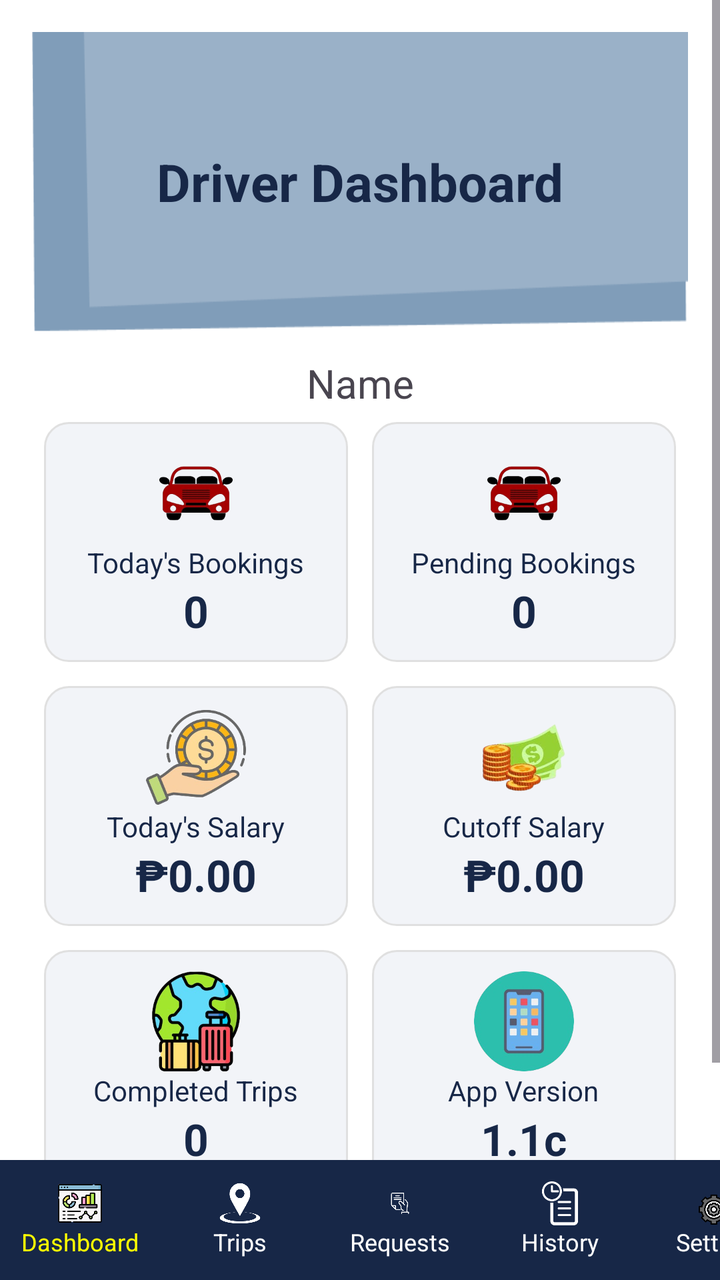
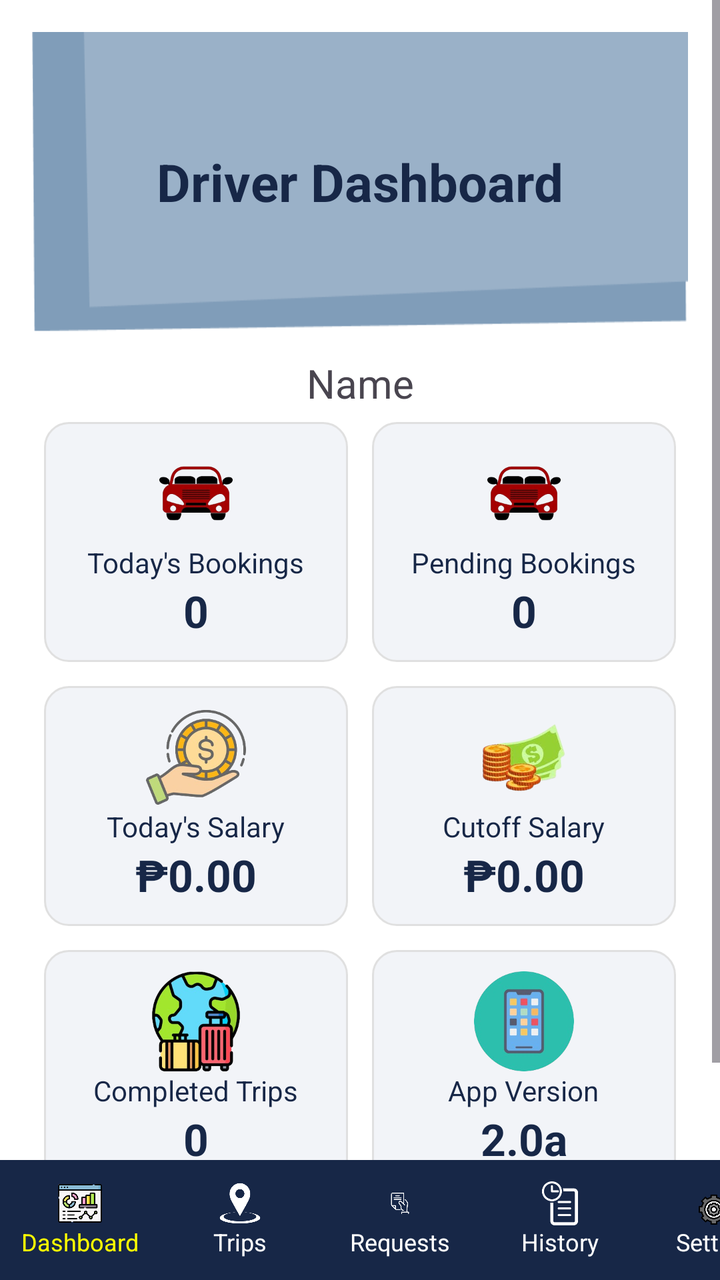

Before-and-after screenshots of an Android layout around one commit, followed by the original layout XML and the change that was made.
<!-- AndroidManifest.xml: application theme Theme.OLStar -->
<!-- res/layout/activity_dashboard.xml -->
<?xml version="1.0" encoding="utf-8"?>
<LinearLayout xmlns:android="http://schemas.android.com/apk/res/android"
    xmlns:tools="http://schemas.android.com/tools"
    xmlns:app="http://schemas.android.com/apk/res-auto"
    android:id="@+id/main"
    android:layout_width="match_parent"
    android:layout_height="match_parent"
    tools:context=".drivers.DashboardActivity"
    android:orientation="vertical"
    android:fitsSystemWindows="true"
    android:background="#FFFFFF">

    

    <ScrollView
        android:layout_width="match_parent"
        android:layout_height="0dp"
        android:layout_weight="1">

        <LinearLayout
            android:layout_width="match_parent"
            android:layout_height="wrap_content"
            android:orientation="vertical"
            android:padding="16dp">

            
            <FrameLayout
                android:layout_width="match_parent"
                android:layout_height="150dp"
                android:layout_marginBottom="12dp">

                <ImageView
                    android:layout_width="match_parent"
                    android:layout_height="match_parent"
                    android:src="@drawable/background_event"
                    android:scaleType="fitXY"/>

                <TextView
                    android:layout_gravity="center"
                    android:text="Driver Dashboard"
                    android:textSize="26sp"
                    android:textStyle="bold"
                    android:textColor="#172747"
                    android:layout_height="wrap_content"
                    android:layout_width="wrap_content"/>
            </FrameLayout>

            <TextView
                android:id="@+id/tvName"
                android:layout_width="match_parent"
                android:layout_height="wrap_content"
                android:text="Name"
                android:textAlignment="center"
                android:textSize="20dp" />

            
            <GridLayout
                android:layout_width="match_parent"
                android:layout_height="wrap_content"
                android:columnCount="2"
                android:layout_marginBottom="16dp">

                
                <LinearLayout
                    android:id="@+id/llTodaysBookings"
                    android:layout_width="0dp"
                    android:layout_height="120dp"
                    android:layout_columnWeight="1"
                    android:layout_margin="6dp"
                    android:background="@drawable/dashboard_card_bg"
                    android:gravity="center"
                    android:orientation="vertical">

                    <ImageView
                        android:layout_width="50dp"
                        android:layout_height="50dp"
                        android:src="@drawable/ic_car_icon"/>

                    <TextView
                        android:text="Today's Bookings"
                        android:textSize="14sp"
                        android:layout_height="wrap_content"
                        android:layout_width="wrap_content"
                        android:textColor="#172747"/>

                    <TextView
                        android:id="@+id/tvTotalBookings"
                        android:text="0"
                        android:textStyle="bold"
                        android:textSize="22sp"
                        android:layout_height="wrap_content"
                        android:layout_width="wrap_content"
                        android:textColor="#172747"/>
                </LinearLayout>

                
                <LinearLayout
                    android:layout_width="0dp"
                    android:layout_height="120dp"
                    android:layout_columnWeight="1"
                    android:layout_margin="6dp"
                    android:background="@drawable/dashboard_card_bg"
                    android:gravity="center"
                    android:orientation="vertical">

                    <ImageView
                        android:layout_width="50dp"
                        android:layout_height="50dp"
                        android:src="@drawable/ic_car_icon"/>

                    <TextView
                        android:text="Pending Bookings"
                        android:textSize="14sp"
                        android:layout_height="wrap_content"
                        android:layout_width="wrap_content"
                        android:textColor="#172747"/>

                    <TextView
                        android:id="@+id/tvPendingBookings"
                        android:text="0"
                        android:textStyle="bold"
                        android:textSize="22sp"
                        android:layout_height="wrap_content"
                        android:layout_width="wrap_content"
                        android:textColor="#172747"/>
                </LinearLayout>

                
                <LinearLayout
                    android:layout_width="0dp"
                    android:layout_height="120dp"
                    android:layout_columnWeight="1"
                    android:layout_margin="6dp"
                    android:background="@drawable/dashboard_card_bg"
                    android:gravity="center"
                    android:orientation="vertical">

                    <ImageView
                        android:layout_width="50dp"
                        android:layout_height="50dp"
                        android:src="@drawable/ic_today_earning"/>

                    <TextView
                        android:text="Today's Salary"
                        android:textSize="14sp"
                        android:layout_height="wrap_content"
                        android:layout_width="wrap_content"
                        android:textColor="#172747"/>

                    <TextView
                        android:id="@+id/tvTodayEarnings"
                        android:text="₱0.00"
                        android:textStyle="bold"
                        android:textSize="22sp"
                        android:layout_height="wrap_content"
                        android:layout_width="wrap_content"
                        android:textColor="#172747"/>
                </LinearLayout>

                
                <LinearLayout
                    android:layout_width="0dp"
                    android:layout_height="120dp"
                    android:layout_columnWeight="1"
                    android:layout_margin="6dp"
                    android:background="@drawable/dashboard_card_bg"
                    android:gravity="center"
                    android:orientation="vertical">

                    <ImageView
                        android:layout_width="50dp"
                        android:layout_height="50dp"
                        android:src="@drawable/ic_weekly_earning"/>

                    <TextView
                        android:text="Cutoff Salary"
                        android:textSize="14sp"
                        android:layout_height="wrap_content"
                        android:layout_width="wrap_content"
                        android:textColor="#172747"/>

                    <TextView
                        android:id="@+id/tvWeeklyEarnings"
                        android:text="₱0.00"
                        android:textStyle="bold"
                        android:textSize="22sp"
                        android:layout_height="wrap_content"
                        android:layout_width="wrap_content"
                        android:textColor="#172747"/>
                </LinearLayout>

                
                <LinearLayout
                    android:layout_width="0dp"
                    android:layout_height="120dp"
                    android:layout_columnWeight="1"
                    android:layout_margin="6dp"
                    android:background="@drawable/dashboard_card_bg"
                    android:gravity="center"
                    android:orientation="vertical">

                    <ImageView
                        android:layout_width="50dp"
                        android:layout_height="50dp"
                        android:src="@drawable/ic_total_trips"/>

                    <TextView
                        android:text="Completed Trips"
                        android:textSize="14sp"
                        android:layout_height="wrap_content"
                        android:layout_width="wrap_content"
                        android:textColor="#172747"/>

                    <TextView
                        android:id="@+id/tvCompletedTrips"
                        android:text="0"
                        android:textStyle="bold"
                        android:textSize="22sp"
                        android:layout_height="wrap_content"
                        android:layout_width="wrap_content"
                        android:textColor="#172747"/>
                </LinearLayout>

                
                <LinearLayout
                    android:layout_width="0dp"
                    android:layout_height="120dp"
                    android:layout_columnWeight="1"
                    android:layout_margin="6dp"
                    android:background="@drawable/dashboard_card_bg"
                    android:gravity="center"
                    android:orientation="vertical">

                    <ImageView
                        android:layout_width="50dp"
                        android:layout_height="50dp"
                        android:src="@drawable/ic_app_version"/>

                    <TextView
                        android:text="App Version"
                        android:textSize="14sp"
                        android:layout_height="wrap_content"
                        android:layout_width="wrap_content"
                        android:textColor="#172747"/>

                    <TextView
                        android:text="1.1c"
                        android:textStyle="bold"
                        android:textSize="22sp"
                        android:layout_height="wrap_content"
                        android:layout_width="wrap_content"
                        android:textColor="#172747"/>
                </LinearLayout>

            </GridLayout>

        </LinearLayout>
    </ScrollView>

    
    <HorizontalScrollView
        android:layout_width="match_parent"
        android:layout_height="60dp"
        android:fillViewport="true"
        android:scrollbars="none"
        android:background="#172747">

        <LinearLayout
            android:layout_width="wrap_content"
            android:layout_height="match_parent"
            android:orientation="horizontal"
            android:gravity="center">

            
            <LinearLayout
                android:id="@+id/navDashboard"
                android:layout_width="80dp"
                android:layout_height="match_parent"
                android:orientation="vertical"
                android:gravity="center">

                <ImageView
                    android:layout_width="22dp"
                    android:layout_height="22dp"
                    android:src="@drawable/ic_dashboard"/>

                <TextView
                    android:layout_width="wrap_content"
                    android:layout_height="wrap_content"
                    android:text="Dashboard"
                    android:textSize="12sp"
                    android:textColor="#FFFF00"/>
            </LinearLayout>

            
            <LinearLayout
                android:id="@+id/navTrips"
                android:layout_width="80dp"
                android:layout_height="match_parent"
                android:orientation="vertical"
                android:gravity="center">

                <ImageView
                    android:layout_width="22dp"
                    android:layout_height="22dp"
                    android:src="@drawable/ic_trips"
                    app:tint="#FFFFFF"/>

                <TextView
                    android:layout_width="wrap_content"
                    android:layout_height="wrap_content"
                    android:text="Trips"
                    android:textSize="12sp"
                    android:textColor="#FFFFFF"/>
            </LinearLayout>

            
            <LinearLayout
                android:id="@+id/navRequests"
                android:layout_width="80dp"
                android:layout_height="match_parent"
                android:orientation="vertical"
                android:gravity="center">

                <ImageView
                    android:layout_width="22dp"
                    android:layout_height="22dp"
                    android:src="@drawable/ic_request"
                    app:tint="#FFFFFF"/>

                <TextView
                    android:layout_width="wrap_content"
                    android:layout_height="wrap_content"
                    android:text="Requests"
                    android:textSize="12sp"
                    android:textColor="#FFFFFF"/>
            </LinearLayout>

            
            <LinearLayout
                android:id="@+id/navHistory"
                android:layout_width="80dp"
                android:layout_height="match_parent"
                android:orientation="vertical"
                android:gravity="center">

                <ImageView
                    android:layout_width="22dp"
                    android:layout_height="22dp"
                    android:src="@drawable/ic_history"
                    app:tint="@android:color/white"/>

                <TextView
                    android:layout_width="wrap_content"
                    android:layout_height="wrap_content"
                    android:text="History"
                    android:textSize="12sp"
                    android:textColor="#FFFFFF"/>
            </LinearLayout>

            
            <LinearLayout
                android:id="@+id/navSettings"
                android:layout_width="80dp"
                android:layout_height="match_parent"
                android:orientation="vertical"
                android:gravity="center">

                <ImageView
                    android:layout_width="22dp"
                    android:layout_height="22dp"
                    android:src="@drawable/ic_settings"/>

                <TextView
                    android:layout_width="wrap_content"
                    android:layout_height="wrap_content"
                    android:text="Settings"
                    android:textSize="12sp"
                    android:textColor="#FFFFFF"/>
            </LinearLayout>
        </LinearLayout>
    </HorizontalScrollView>
</LinearLayout>
<!-- resources referenced by this layout -->
<resources>
  <!-- drawable background_event: png bitmap (drawable, 3141 bytes) -->
  <!-- drawable dashboard_card_bg (drawable) -->
  <shape xmlns:android="http://schemas.android.com/apk/res/android"
      android:shape="rectangle">
      <solid android:color="#F2F4F8" />
      <corners android:radius="12dp" />
      <padding
          android:left="8dp"
          android:top="8dp"
          android:right="8dp"
          android:bottom="8dp"/>
      <stroke android:color="#E0E0E0" android:width="1dp" />
  </shape>
  <!-- drawable ic_app_version: png bitmap (drawable, 51486 bytes) -->
  <!-- drawable ic_car_icon: png bitmap (drawable, 28105 bytes) -->
  <!-- drawable ic_dashboard: png bitmap (drawable, 57213 bytes) -->
  <!-- drawable ic_history: png bitmap (drawable, 12447 bytes) -->
  <!-- drawable ic_request: png bitmap (drawable, 14223 bytes) -->
  <!-- drawable ic_settings: png bitmap (drawable, 46403 bytes) -->
  <!-- drawable ic_today_earning: png bitmap (drawable, 68822 bytes) -->
  <!-- drawable ic_total_trips: png bitmap (drawable, 69044 bytes) -->
  <!-- drawable ic_trips: png bitmap (drawable, 17796 bytes) -->
  <!-- drawable ic_weekly_earning: png bitmap (drawable, 55171 bytes) -->
  <style name="Theme.OLStar" parent="Base.Theme.OLStar" />
  <style name="Base.Theme.OLStar" parent="Theme.Material3.DayNight.NoActionBar">
          
          
      </style>
</resources>

<!-- the commit's change to res/layout/activity_dashboard.xml (unified diff, before → after) -->
@@ -127,6 +127,7 @@
 
                 
                 <LinearLayout
+                    android:id="@+id/todaySalaryLinear"
                     android:layout_width="0dp"
                     android:layout_height="120dp"
                     android:layout_columnWeight="1"
@@ -159,6 +160,7 @@
 
                 
                 <LinearLayout
+                    android:id="@+id/totalSalaryLinear"
                     android:layout_width="0dp"
                     android:layout_height="120dp"
                     android:layout_columnWeight="1"
@@ -244,7 +246,7 @@
                         android:textColor="#172747"/>
 
                     <TextView
-                        android:text="1.1c"
+                        android:text="2.0a"
                         android:textStyle="bold"
                         android:textSize="22sp"
                         android:layout_height="wrap_content"
